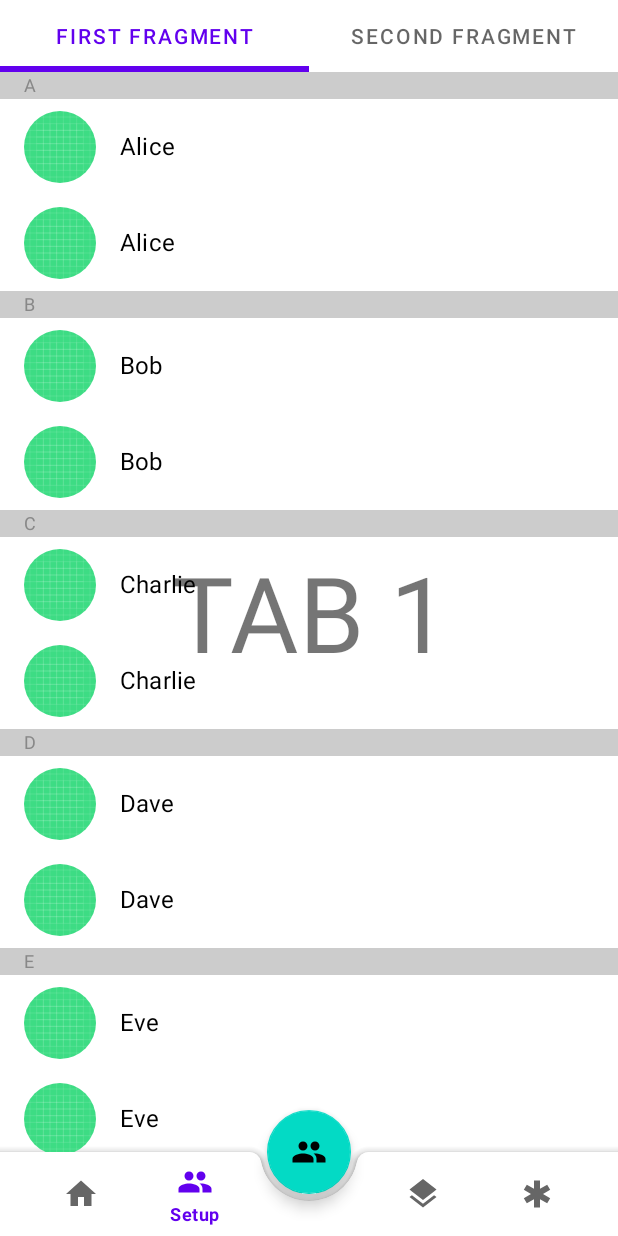
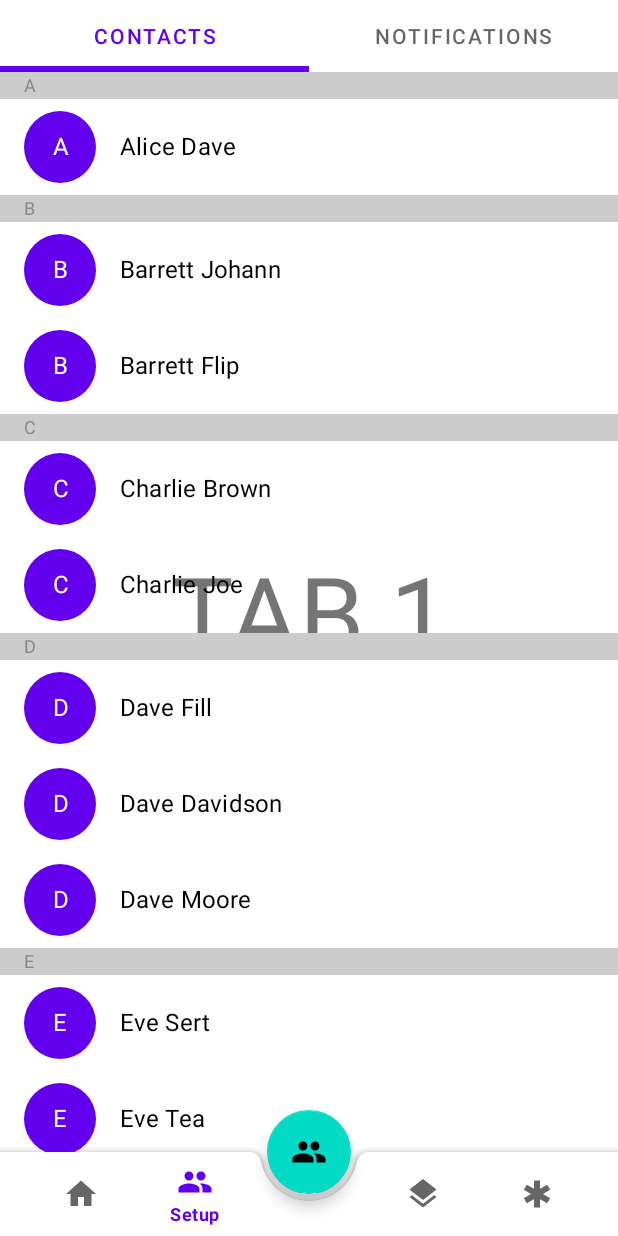
Before and after one commit to dvrkrvin/ReachOut, an Android app built with Jetpack Compose: the screen it shows after launch (MainActivity), item 2 of the bottom bar chosen, on a phone screen of 412 x 824 dp. Run offline under Robolectric (Android 15) with nearby library versions, the phone set to English and light mode, and no system bars.

Commit message:
Implemented importing of contacts

```diff
--- a/app/build.gradle
+++ b/app/build.gradle
@@ -62,4 +62,9 @@ dependencies {
     implementation 'androidx.compose.material:material:1.1.1'
     implementation 'androidx.activity:activity-compose:1.4.0'
 
+    implementation 'androidx.fragment:fragment-ktx:1.5.5'
+
+    // For rememberImagePainter
+    implementation("io.coil-kt:coil-compose:1.4.0")
+
 }
--- a/app/src/main/AndroidManifest.xml
+++ b/app/src/main/AndroidManifest.xml
@@ -1,6 +1,8 @@
 <?xml version="1.0" encoding="utf-8"?>
 <manifest xmlns:android="http://schemas.android.com/apk/res/android"
     xmlns:tools="http://schemas.android.com/tools">
+
+    <uses-permission android:name="android.permission.READ_CONTACTS" />
 
     <application
         android:allowBackup="true"
--- a/app/src/main/java/com/lincolnstewart/android/reachout/model/Contact.kt
+++ b/app/src/main/java/com/lincolnstewart/android/reachout/model/Contact.kt
@@ -1,3 +1,7 @@
 package com.lincolnstewart.android.reachout.model
 
-data class Contact(val name: String, val number: String)
+data class Contact(
+    val displayName: String,
+    val number: String,
+    val imageSrc: String
+    )
--- a/app/src/main/java/com/lincolnstewart/android/reachout/ui/setup/SetupFragment.kt
+++ b/app/src/main/java/com/lincolnstewart/android/reachout/ui/setup/SetupFragment.kt
@@ -51,8 +51,8 @@ class SetupFragment : Fragment(R.layout.fragment_setup) {
         // Connect the ViewPager2 to the NavController using a TabLayoutMediator
         val tabLayoutMediator = TabLayoutMediator(tabLayout, viewPager) { tab, position ->
             tab.text = when (position) {
-                0 -> "First Fragment"
-                1 -> "Second Fragment"
+                0 -> "Contacts"
+                1 -> "Notifications"
                 else -> ""
             }
         }
--- a/app/src/main/java/com/lincolnstewart/android/reachout/ui/setup/tabs/ChildOneFragment.kt
+++ b/app/src/main/java/com/lincolnstewart/android/reachout/ui/setup/tabs/ChildOneFragment.kt
@@ -1,14 +1,18 @@
 package com.lincolnstewart.android.reachout.ui.setup.tabs
 
+import android.Manifest
+import android.content.Context
+import android.content.pm.PackageManager
 import android.os.Bundle
+import android.provider.ContactsContract
 import android.util.Log
 import androidx.fragment.app.Fragment
 import android.view.LayoutInflater
 import android.view.View
 import android.view.ViewGroup
 import android.widget.Toast
+import androidx.activity.result.contract.ActivityResultContracts
 import androidx.compose.foundation.ExperimentalFoundationApi
-import androidx.compose.foundation.Image
 import androidx.compose.foundation.background
 import androidx.compose.foundation.layout.*
 import androidx.compose.foundation.lazy.LazyColumn
@@ -25,49 +29,41 @@ import com.lincolnstewart.android.reachout.R
 import androidx.compose.ui.Modifier
 import androidx.compose.ui.draw.clip
 import androidx.compose.ui.graphics.Color
-import androidx.compose.ui.graphics.painter.Painter
-import androidx.compose.ui.res.painterResource
+import androidx.compose.ui.text.style.TextAlign
 import androidx.compose.ui.unit.Dp
 import androidx.compose.ui.unit.sp
+import androidx.core.app.ActivityCompat
+import androidx.core.content.ContextCompat
 import com.lincolnstewart.android.reachout.databinding.FragmentChildOneBinding
 import com.lincolnstewart.android.reachout.model.Contact
 
 const val TAG = "ChildOneFragment"
+
+//TODO: Fix application crashing if Contact has an empty data member
+var importedContacts = mutableListOf<Contact>()
+
 val testContacts = mutableListOf(
-    Contact("Alice", "123-456-7890"),
-    Contact("Bob", "234-567-8901"),
-    Contact("Charlie", "345-678-9012"),
-    Contact("Dave", "456-789-0123"),
-    Contact("Eve", "567-890-1234"),
-    Contact("Frank", "678-901-2345"),
-    Contact("Grace", "789-012-3456"),
-    Contact("Heidi", "890-123-4567"),
-    Contact("Ivan", "901-234-5678"),
-    Contact("Alice", "123-456-7890"),
-    Contact("Bob", "234-567-8901"),
-    Contact("Charlie", "345-678-9012"),
-    Contact("Dave", "456-789-0123"),
-    Contact("Eve", "567-890-1234"),
-    Contact("Frank", "678-901-2345"),
-    Contact("Grace", "789-012-3456"),
-    Contact("Heidi", "890-123-4567"),
-    Contact("Ivan", "901-234-5678"),
-    Contact("Julia", "012-345-6789")
+    Contact("Alice Dave", "123-456-7890", ""),
+    Contact("Barrett Johann", "123-456-1234", ""),
+    Contact("Charlie Brown",  "345-678-9012", ""),
+    Contact("Dave Fill",  "456-789-0123", ""),
+    Contact("Eve Sert",  "567-890-1234", ""),
+    Contact("Frank Gora",  "678-901-2345", ""),
+    Contact("Grace Tree",  "789-012-3456", ""),
+    Contact("Julia Bell", "012-345-6789", ""),
+    Contact("Julia Bell", "012-345-6789", ""),
+    Contact("Barrett Flip", "123-456-1234", ""),
+    Contact("Charlie Joe",  "345-678-9012", ""),
+    Contact("Dave Davidson",  "456-789-0123", ""),
+    Contact("Dave Moore", "456-789-0123", ""),
+    Contact("Eve Tea",  "567-890-1234", ""),
+    Contact("Frank Strog",  "678-901-2345", "")
 )
 
 class ChildOneFragment : Fragment() {
 
     private var _binding: FragmentChildOneBinding? = null
     private val binding get() = _binding!!
-
-    override fun onActivityCreated(savedInstanceState: Bundle?) {
-        super.onActivityCreated(savedInstanceState)
-
-        val composeView = requireView().findViewById<ComposeView>(R.id.compose_view)
-        composeView.setContent {
-            RecyclerView(testContacts)
-        }
-    }
 
     override fun onCreateView(
         inflater: LayoutInflater,
@@ -78,37 +74,158 @@ class ChildOneFragment : Fragment() {
         return binding.root
     }
 
+    override fun onViewCreated(view: View, savedInstanceState: Bundle?) {
+        super.onViewCreated(view, savedInstanceState)
+        // Request permission to read contacts
+        requestPermission()
+        // Set contacts? into recycler view
+        setRecyclerViewContent()
+
+    }
+
     override fun onDestroyView() {
         super.onDestroyView()
         _binding = null
     }
 
+    private val requestPermissionLauncher =
+        registerForActivityResult(
+            ActivityResultContracts.RequestPermission()
+        ) { isGranted: Boolean ->
+            if (isGranted) {
+                Log.i("Permission: ","Granted")
+            } else {
+                Log.i("Permission: ", "Denied")
+            }
+        }
+
+    private fun requestPermission() {
+        when {
+            ContextCompat.checkSelfPermission(
+                requireContext(),
+                Manifest.permission.READ_CONTACTS
+            ) == PackageManager.PERMISSION_GRANTED -> {
+                // permission granted
+                val contactsList = readContacts(requireContext())
+                Log.d(TAG, "Contacts received: ${contactsList.count()}")
+                importedContacts = contactsList
+            }
+            ActivityCompat.shouldShowRequestPermissionRationale(
+                requireActivity(),
+                Manifest.permission.READ_CONTACTS
+            ) -> {
+                // explain why we need the permission
+            }
+            else -> {
+                // Permission not yet asked, request the permission
+                requestPermissionLauncher.launch(Manifest.permission.READ_CONTACTS)
+            }
+        }
+    }
+
+    //TODO: Move this function to the viewModel
+    private fun readContacts(context: Context): ArrayList<Contact> {
+        val contactsList = ArrayList<Contact>()
+        val contentResolver = context.contentResolver
+        val projection = arrayOf(
+            ContactsContract.Contacts._ID,
+            ContactsContract.Contacts.DISPLAY_NAME,
+            ContactsContract.Contacts.HAS_PHONE_NUMBER,
+            ContactsContract.Contacts.PHOTO_THUMBNAIL_URI
+        )
+        val sortOrder = "${ContactsContract.Contacts.DISPLAY_NAME} ASC"
+        val selection = "${ContactsContract.Contacts.HAS_PHONE_NUMBER} > 0"
+
+        contentResolver.query(
+            ContactsContract.Contacts.CONTENT_URI,
+            projection,
+            selection,
+            null,
+            sortOrder
+        )?.use { cursor ->
+            if (cursor.moveToFirst()) {
+                do {
+                    val contactId = cursor.getLong(cursor.getColumnIndex(ContactsContract.Contacts._ID))
+                    val displayName = cursor.getString(cursor.getColumnIndex(ContactsContract.Contacts.DISPLAY_NAME))
+                    val hasPhoneNumber = cursor.getInt(cursor.getColumnIndex(ContactsContract.Contacts.HAS_PHONE_NUMBER))
+                    val thumbnailUri = cursor.getString(cursor.getColumnIndex(ContactsContract.Contacts.PHOTO_THUMBNAIL_URI))
+
+                    if (hasPhoneNumber > 0) {
+                        val phoneNumberProjection = arrayOf(ContactsContract.CommonDataKinds.Phone.NUMBER)
+                        val phoneNumberSelection = "${ContactsContract.CommonDataKinds.Phone.CONTACT_ID} = ?"
+                        val phoneNumberSelectionArgs = arrayOf(contactId.toString())
+                        val phoneNumberCursor = contentResolver.query(
+                            ContactsContract.CommonDataKinds.Phone.CONTENT_URI,
+                            phoneNumberProjection,
+                            phoneNumberSelection,
+                            phoneNumberSelectionArgs,
+                            null
+                        )
+                        phoneNumberCursor?.use { phoneCursor ->
+                            if (phoneCursor.moveToFirst()) {
+                                val phoneNumber = phoneCursor.getString(phoneCursor.getColumnIndex(ContactsContract.CommonDataKinds.Phone.NUMBER))
+                                val contact = Contact(displayName = displayName, number = phoneNumber, imageSrc = thumbnailUri ?: "")
+                                contactsList.add(contact)
+                            }
+                        }
+                    } else {
+                        continue
+                    }
+                } while (cursor.moveToNext())
+            }
+        }
+        return contactsList
+    }
+
+    // TODO: Display an empty RecyclerView if we have not received access or contacts
+    // If we have been given access and received contacts, set them in the RecyclerView,
+    // otherwise display our test contacts
+    private fun setRecyclerViewContent() {
+        val composeView = requireView().findViewById<ComposeView>(R.id.compose_view)
+        if (importedContacts.isNotEmpty()) {
+            composeView.setContent {RecyclerView(importedContacts)}
+        } else {
+            composeView.setContent {RecyclerView(testContacts)}
+        }
+    }
+
     @Composable
     fun ListItem(
-    image: Painter,
+        circleText: String,
         text: String,
         modifier: Modifier = Modifier,
         imageSize: Dp = 48.dp,
         textPadding: Dp = 64.dp
     ) {
+
         Box(
             modifier = modifier
                 .fillMaxWidth()
                 .padding(vertical = 8.dp, horizontal = 16.dp)
         ) {
-        Image(
-            painter = image,
-            contentDescription = "",
+            Box(
                 modifier = Modifier
                     .size(imageSize)
                     .clip(CircleShape)
+                    .background(MaterialTheme.colors.primary),
+                contentAlignment = Alignment.Center
+            ) {
+                Text(
+                    text = circleText,
+                    color = MaterialTheme.colors.onPrimary,
+                    style = MaterialTheme.typography.subtitle1,
+                    textAlign = TextAlign.Center,
+                    modifier = Modifier
+                        .fillMaxSize()
+                        .padding(12.dp)
                 )
+            }
 
             Text(
                 text = text,
                 style = MaterialTheme.typography.subtitle1,
                 modifier = Modifier
-                .align(Alignment.CenterStart) // Align text with the image
+                    .align(Alignment.CenterStart)
                     .padding(start = textPadding)
             )
         }
@@ -118,17 +235,20 @@ fun ListItem(
     @Composable
     fun RecyclerView(contacts: List<Contact>) {
         LazyColumn(modifier = Modifier.padding(vertical = 0.dp)) {
-            // FIXME: Move this to view model
-            val grouped = contacts.groupBy {  it.name[0]}
+            // TODO: Move this to view model
+            val grouped = contacts.groupBy {  it.displayName[0]}
 
-            grouped.forEach { initial, contacts ->
+            grouped.forEach { (initial, contacts) ->
                 stickyHeader {
                     CharacterHeader(character = initial)
                 }
 
-
                 items(contacts) { contact ->
-                    ListItem(image = painterResource(id = R.drawable.ic_launcher_background), text = contact.name)
+                    ListItem(
+                        circleText = contact.displayName.take(1),
+                        text = contact.displayName,
+                        modifier = Modifier.fillMaxWidth()
+                    )
                 }
             }
         }
@@ -156,9 +276,6 @@ fun ListItem(
         RecyclerView(testContacts)
     }
 
-    private fun showToast(text: String) {
-        Toast.makeText(binding.root.context, text, Toast.LENGTH_SHORT).show()
-    }
 }
 
 // List item from tutorial, holding onto for reference
@@ -186,3 +303,8 @@ fun ListItem(
 //            }
 //        }
 //    }
+
+// Holding onto for testing purposes
+//private fun showToast(text: String) {
+//    Toast.makeText(binding.root.context, text, Toast.LENGTH_SHORT).show()
+//}
--- /dev/null
+++ b/app/src/main/res/drawable/baseline_add_24.xml
@@ -0,0 +1,5 @@
+<vector android:height="24dp" android:tint="#000000"
+    android:viewportHeight="24" android:viewportWidth="24"
+    android:width="24dp" xmlns:android="http://schemas.android.com/apk/res/android">
+    <path android:fillColor="@android:color/white" android:pathData="M19,13h-6v6h-2v-6H5v-2h6V5h2v6h6v2z"/>
+</vector>
```
Lines whose indentation alone changed are shown as unchanged.
